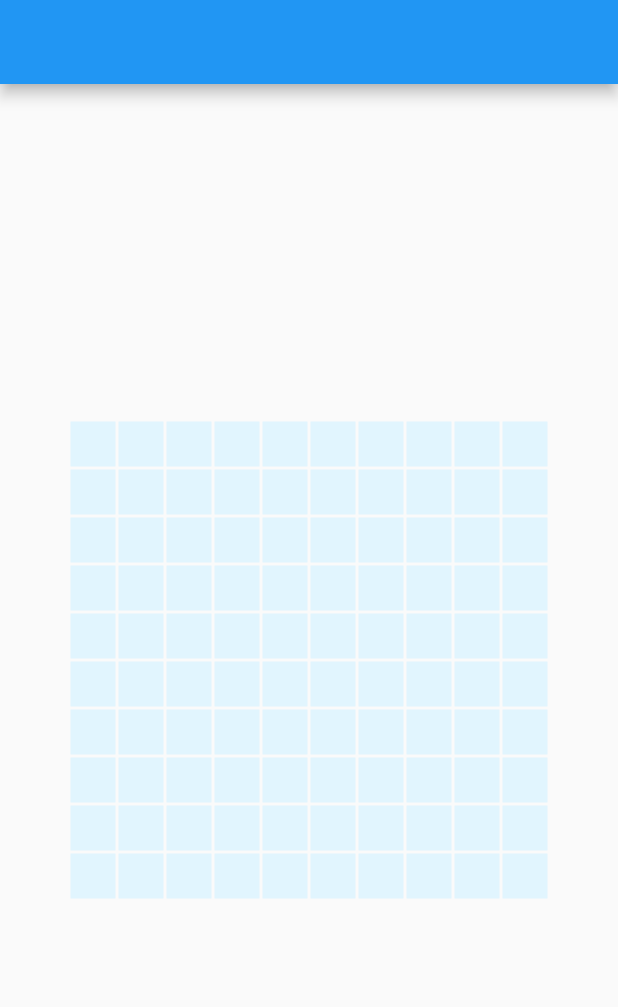
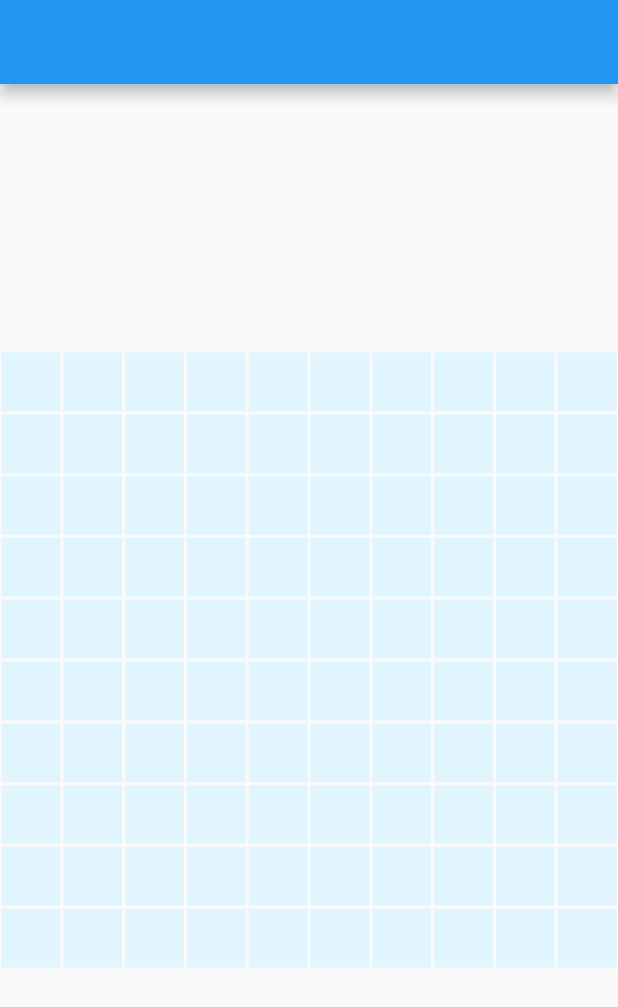
Before and after one commit to mykhailok01/minesweeper_flutter, a Flutter app: the screen it shows after launch, on a phone screen of 412 x 824 dp. Shown: the top 1007 px of the screen. Run offline on Flutter 3.47's test engine with Material 2 defaults, Android fonts, the phone set to English and light mode, and no system bars.

Commit message:
Add mine cell resize (based on the constraints)

```diff
--- a/lib/models/mine_field_model.dart
+++ b/lib/models/mine_field_model.dart
@@ -9,11 +9,16 @@ class MineFieldModel with ChangeNotifier {
       : _cells = List.filled(
           rows,
           List.filled(columns, Cells.empty),
-        );
+        ) {
+    assert(_cells.isNotEmpty);
+    assert(_cells.first.isNotEmpty);
+  }
   UnmodifiableListView<UnmodifiableListView<int>> get cells =>
       UnmodifiableListView(
         _cells.map(
           (e) => UnmodifiableListView(e),
         ),
       );
+  int get rowCount => cells.length;
+  int get columnCount => cells.first.length;
 }
--- a/lib/widgets/mine_cell.dart
+++ b/lib/widgets/mine_cell.dart
@@ -3,11 +3,12 @@ import 'package:minesweeper_in_flutter/models/cells.dart';
 
 class MineCell extends StatelessWidget {
   final int value;
-  const MineCell({Key? key, required this.value}) : super(key: key);
+  final double size;
+  const MineCell({Key? key, required this.value, required this.size})
+      : super(key: key);
 
   @override
   Widget build(BuildContext context) {
-    double size = 30.0;
     return GestureDetector(
       onTap: () {
         //TODO: implement provider call
@@ -17,9 +18,9 @@ class MineCell extends StatelessWidget {
         color: value == Cells.closed
             ? Colors.lightBlue.shade300
             : Colors.lightBlue.shade50,
-        margin: EdgeInsets.all(1),
-        width: size,
-        height: size,
+        margin: const EdgeInsets.all(1),
+        width: size - 2,
+        height: size - 2,
         child: Builder(builder: (_) {
           switch (value) {
             case Cells.bomb:
--- a/lib/widgets/mine_field.dart
+++ b/lib/widgets/mine_field.dart
@@ -2,6 +2,7 @@ import 'package:flutter/material.dart';
 import 'package:provider/provider.dart';
 import 'package:minesweeper_in_flutter/models/mine_field_model.dart';
 import 'package:minesweeper_in_flutter/widgets/mine_cell.dart';
+import 'dart:math';
 
 class MineField extends StatelessWidget {
   const MineField({Key? key}) : super(key: key);
@@ -10,6 +11,10 @@ class MineField extends StatelessWidget {
   Widget build(BuildContext context) {
     return Consumer<MineFieldModel>(
       builder: (_, field, __) {
+        return LayoutBuilder(
+          builder: (context, constraints) {
+            double mineCellSize = min(constraints.maxHeight / field.rowCount,
+                constraints.maxWidth / field.columnCount);
             return Column(
               crossAxisAlignment: CrossAxisAlignment.center,
               mainAxisAlignment: MainAxisAlignment.center,
@@ -19,7 +24,8 @@ class MineField extends StatelessWidget {
                       mainAxisAlignment: MainAxisAlignment.center,
                       children: rowCells
                           .map(
-                        (value) => MineCell(value: value),
+                            (value) =>
+                                MineCell(value: value, size: mineCellSize),
                           )
                           .toList(),
                     ),
@@ -28,5 +34,7 @@ class MineField extends StatelessWidget {
             );
           },
         );
+      },
+    );
   }
 }
```
Lines whose indentation alone changed are shown as unchanged.
